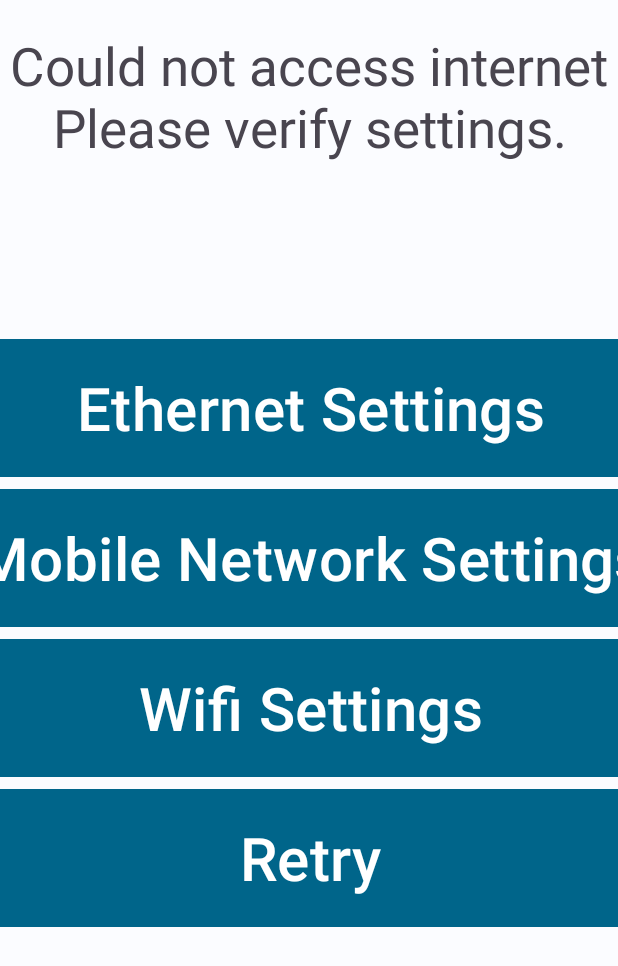
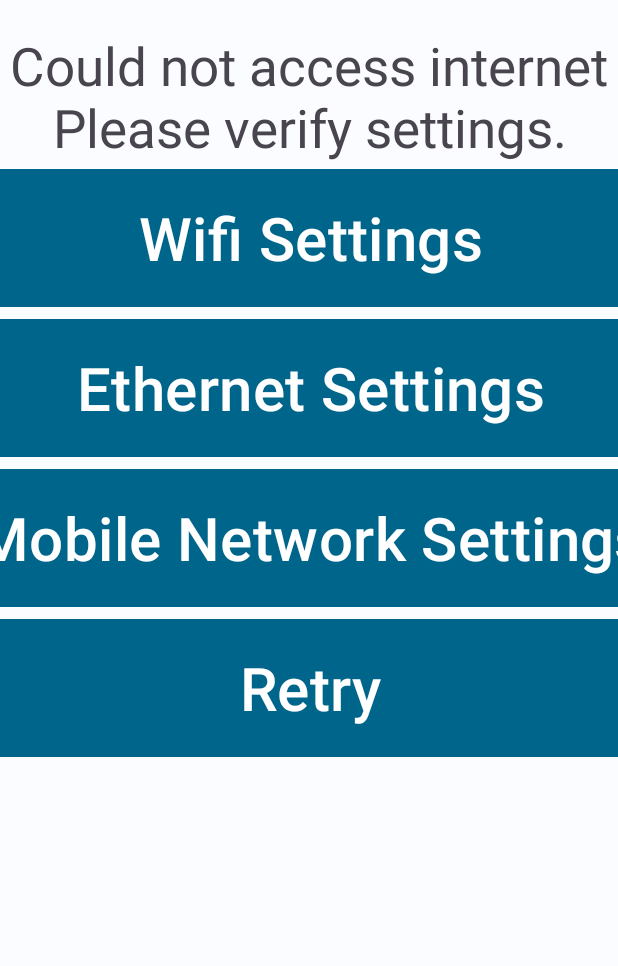
Before and after one commit to kadirid/TimoTerminal, an Android app built with Jetpack Compose: the screen it shows after launch (NoInternetNetworkSettingsActivity), after a tap on an icon or button, on a phone screen of 412 x 824 dp. Shown: the top 966 px of the screen. Run offline under Robolectric (Android 15) with nearby library versions, the phone set to English and light mode, and no system bars; libraries missing offline, so code that uses them is left out: com.zkteco.android; 13 statements that could not run were skipped.

Commit message:
update for update functionallity and remopving some warnings

```diff
--- a/app/src/main/java/com/timo/timoterminal/fragmentViews/InternalTerminalSettingsFragment.kt
+++ b/app/src/main/java/com/timo/timoterminal/fragmentViews/InternalTerminalSettingsFragment.kt
@@ -40,6 +40,7 @@ class InternalTerminalSettingsFragment : Fragment() {
     }
 
     private fun setUp() {
+        binding.terminalSettingTimeoutInputLayout.hint = languageService.getText("#TimeOutSeconds")
         binding.terminalSettingTimeoutInputEditText.setText(timerLength.toString())
         binding.terminalSettingTimeoutInputEditText.filters = arrayOf(object : InputFilter {
             override fun filter(
--- a/app/src/main/java/com/timo/timoterminal/fragmentViews/UserSettingsFragment.kt
+++ b/app/src/main/java/com/timo/timoterminal/fragmentViews/UserSettingsFragment.kt
@@ -5,7 +5,6 @@ import android.os.Parcelable
 import android.text.Editable
 import android.text.InputType
 import android.text.TextWatcher
-import android.util.Log
 import android.view.LayoutInflater
 import android.view.View
 import android.view.ViewGroup
--- a/app/src/main/java/com/timo/timoterminal/modalBottomSheets/MBBookingResponseSheet.kt
+++ b/app/src/main/java/com/timo/timoterminal/modalBottomSheets/MBBookingResponseSheet.kt
@@ -128,7 +128,7 @@ class MBBookingResponseSheet : BottomSheetDialogFragment() {
             binding.bookingMessageAdjustBookingNewValue.text = newTime
         }
 
-        if(!offline && message.isNullOrEmpty()){
+        if(!offline && message.isEmpty()){
             infoMessage.visibility = View.GONE
         }
 
--- a/app/src/main/java/com/timo/timoterminal/modalBottomSheets/MBRemoteRegisterSheet.kt
+++ b/app/src/main/java/com/timo/timoterminal/modalBottomSheets/MBRemoteRegisterSheet.kt
@@ -8,7 +8,6 @@ import android.content.DialogInterface
 import android.os.Bundle
 import android.os.Handler
 import android.os.HandlerThread
-import android.util.Log
 import android.view.LayoutInflater
 import android.view.View
 import android.view.ViewGroup
--- a/app/src/main/java/com/timo/timoterminal/modalBottomSheets/MBUserWaitSheet.kt
+++ b/app/src/main/java/com/timo/timoterminal/modalBottomSheets/MBUserWaitSheet.kt
@@ -9,7 +9,6 @@ import android.os.Bundle
 import android.os.CountDownTimer
 import android.os.Handler
 import android.os.HandlerThread
-import android.util.Log
 import android.view.LayoutInflater
 import android.view.View
 import android.view.ViewGroup
--- a/app/src/main/java/com/timo/timoterminal/viewModel/AttendanceFragmentViewModel.kt
+++ b/app/src/main/java/com/timo/timoterminal/viewModel/AttendanceFragmentViewModel.kt
@@ -1,7 +1,6 @@
 package com.timo.timoterminal.viewModel
 
 import android.os.Bundle
-import android.util.Log
 import androidx.lifecycle.MutableLiveData
 import androidx.lifecycle.ViewModel
 import androidx.lifecycle.viewModelScope
--- a/app/src/main/java/com/timo/timoterminal/viewModel/LoginActivityViewModel.kt
+++ b/app/src/main/java/com/timo/timoterminal/viewModel/LoginActivityViewModel.kt
@@ -1,11 +1,9 @@
 package com.timo.timoterminal.viewModel
 
 import android.content.Context
-import android.util.Log
 import androidx.lifecycle.MutableLiveData
 import androidx.lifecycle.ViewModel
 import androidx.lifecycle.viewModelScope
-import com.timo.timoterminal.activities.LoginActivity
 import com.timo.timoterminal.enums.SharedPreferenceKeys
 import com.timo.timoterminal.service.LanguageService
 import com.timo.timoterminal.service.LoginService
--- a/app/src/main/java/com/timo/timoterminal/viewModel/MBSheetFingerprintCardReaderViewModel.kt
+++ b/app/src/main/java/com/timo/timoterminal/viewModel/MBSheetFingerprintCardReaderViewModel.kt
@@ -1,7 +1,6 @@
 package com.timo.timoterminal.viewModel
 
 import android.os.Bundle
-import android.util.Log
 import androidx.lifecycle.MutableLiveData
 import androidx.lifecycle.ViewModel
 import androidx.lifecycle.viewModelScope
--- a/app/src/main/java/com/timo/timoterminal/worker/HeartbeatWorker.kt
+++ b/app/src/main/java/com/timo/timoterminal/worker/HeartbeatWorker.kt
@@ -1,7 +1,6 @@
 package com.timo.timoterminal.worker
 
 import android.content.Context
-import android.util.Log
 import androidx.work.Worker
 import androidx.work.WorkerParameters
 
--- a/app/src/main/res/layout/activity_no_internet_network_settings.xml
+++ b/app/src/main/res/layout/activity_no_internet_network_settings.xml
@@ -7,6 +7,7 @@
     tools:context=".activities.NoInternetNetworkSettingsActivity">
 
     <TextView
+        android:id="@+id/no_internet_text"
         android:layout_width="wrap_content"
         android:layout_height="wrap_content"
         android:textSize="35sp"
@@ -25,7 +26,7 @@
         android:textSize="40sp"
         android:layout_marginTop="0dp"
         android:layout_marginBottom="0dp"
-        app:layout_constraintBottom_toTopOf="@id/buttonMobileNetwork"
+        app:layout_constraintTop_toBottomOf="@id/buttonWifi"
         app:layout_constraintStart_toStartOf="parent"
         app:layout_constraintEnd_toEndOf="parent"/>
 
@@ -36,8 +37,7 @@
         android:text="@string/mobile_network_settings"
         android:textSize="40sp"
         android:layout_marginBottom="80dp"
-        app:layout_constraintTop_toTopOf="parent"
-        app:layout_constraintBottom_toBottomOf="parent"
+        app:layout_constraintTop_toBottomOf="@id/buttonEthernet"
         app:layout_constraintStart_toStartOf="parent"
         app:layout_constraintEnd_toEndOf="parent"/>
 
@@ -49,7 +49,7 @@
         android:textSize="40sp"
         android:layout_marginTop="0dp"
         android:layout_marginBottom="0dp"
-        app:layout_constraintTop_toBottomOf="@id/buttonMobileNetwork"
+        app:layout_constraintTop_toBottomOf="@id/no_internet_text"
         app:layout_constraintStart_toStartOf="parent"
         app:layout_constraintEnd_toEndOf="parent"/>
 
@@ -61,7 +61,7 @@
         android:textSize="40sp"
         android:layout_marginTop="0dp"
         android:layout_marginBottom="0dp"
-        app:layout_constraintTop_toBottomOf="@id/buttonWifi"
+        app:layout_constraintTop_toBottomOf="@id/buttonMobileNetwork"
         app:layout_constraintStart_toStartOf="parent"
         app:layout_constraintEnd_toEndOf="parent"/>
 
--- a/app/src/main/res/layout/fragment_settings.xml
+++ b/app/src/main/res/layout/fragment_settings.xml
@@ -102,7 +102,6 @@
         <com.google.android.material.button.MaterialButton
             android:id="@+id/buttonLogout"
             style="@style/SettingsViewButtons"
-            android:backgroundTint="@color/black"
             android:layout_marginStart="20dp"
             tools:text="Renew Login"
             app:layout_constraintStart_toEndOf="@id/buttonSound"
```
Also changed, not shown: app/src/main/java/com/timo/timoterminal/activities/MainActivity.kt (+8 -10 lines), app/src/main/java/com/timo/timoterminal/service/HeartbeatService.kt (+12 -11 lines), app/src/main/java/com/timo/timoterminal/service/HttpService.kt (+13 -4 lines), app/src/main/java/com/timo/timoterminal/service/LoginService.kt (+9 -8 lines), app/src/main/java/com/timo/timoterminal/service/UserService.kt (+8 -3 lines), 1 other file.
